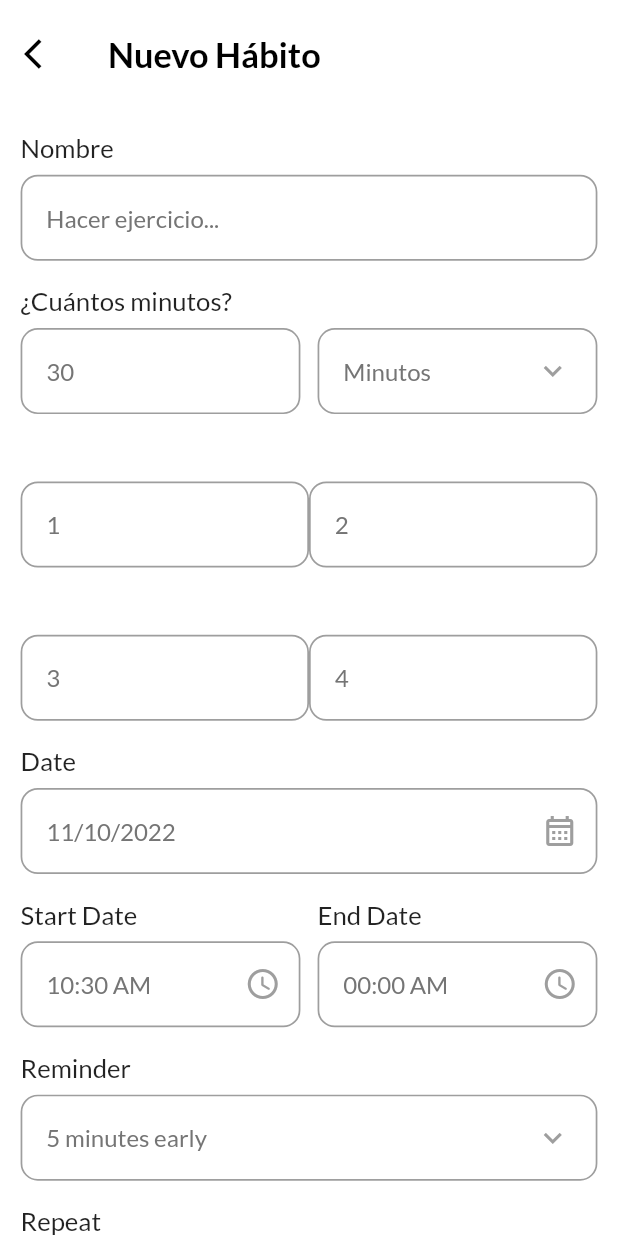
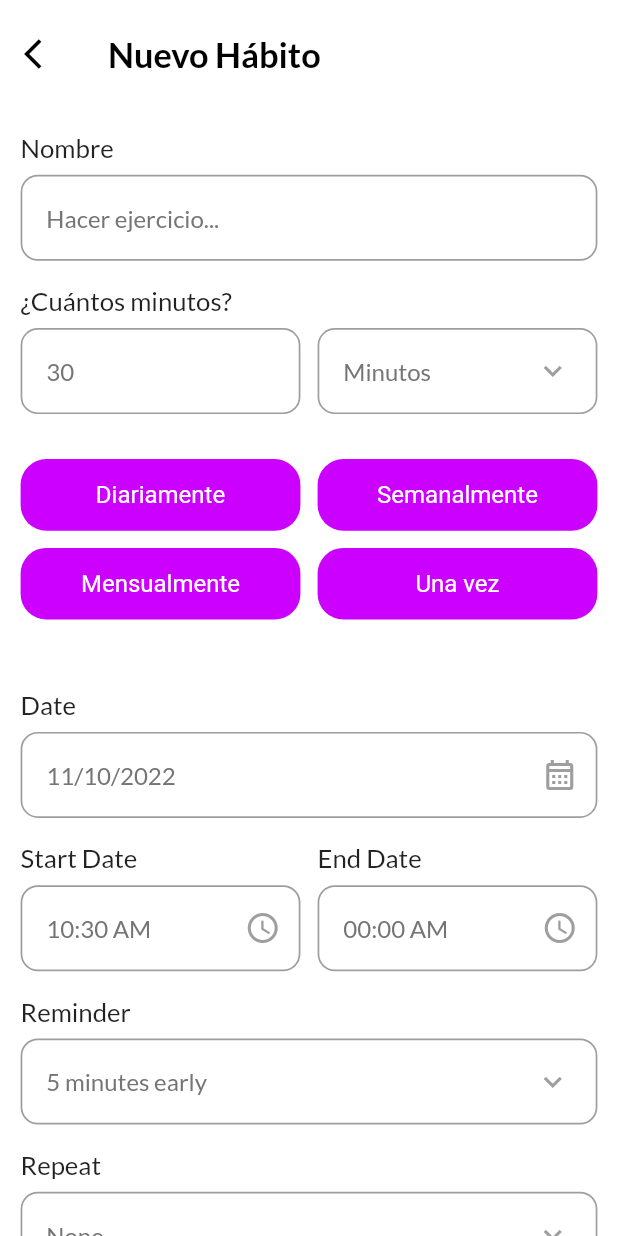
Before and after one commit to DanielM0802/smart_routine, a Flutter app: the AddTaskScreen screen opened directly, on a phone screen of 412 x 824 dp. Run offline on Flutter 3.47's test engine with Material 2 defaults, Android fonts, the phone set to English and light mode, and no system bars; drawn by our look-alikes of dropdown_button2; our stand-ins replace date_picker_timeline, flutter_local_notifications, flutter_native_timezone, flutter_screenutil, get, get_storage and 3 more; accounts and stored records are empty.

Commit message:
Seccion de repetir habito

```diff
--- a/lib/views/screens/add_task_screen.dart
+++ b/lib/views/screens/add_task_screen.dart
@@ -111,18 +111,42 @@ class AddTaskScreen extends StatelessWidget {
                   )
                 ],
               ),
-              Column(
+              Container(
+                margin: EdgeInsets.symmetric(horizontal: 0, vertical: 30),
+                child: Column(
                   //quitar el margin entre rows
                   children: [
                     Row(children: [
-                    Expanded(child: InputField(hint: '1', title: '')),
-                    Expanded(child: InputField(hint: '2', title: ''))
+                      Expanded(
+                          child: Button(
+                              label: 'Diariamente',
+                              onTap: (() => _validateTask()))),
+                      SizedBox(
+                        width: 10.w,
+                      ),
+                      Expanded(
+                          child: Button(
+                              label: 'Semanalmente',
+                              onTap: (() => _validateTask()))),
                     ]),
+                    SizedBox(
+                      height: 10.w,
+                    ),
                     Row(children: [
-                    Expanded(child: InputField(hint: '3', title: '')),
-                    Expanded(child: InputField(hint: '4', title: ''))
+                      Expanded(
+                          child: Button(
+                              label: 'Mensualmente',
+                              onTap: (() => _validateTask()))),
+                      SizedBox(
+                        width: 10.w,
+                      ),
+                      Expanded(
+                          child: Button(
+                              label: 'Una vez',
+                              onTap: (() => _validateTask()))),
                     ]),
                   ],
+                ),
               ),
               InputField(
                 hint: DateFormat.yMd().format(_addTaskController.selectedDate),
```
Lines whose indentation alone changed are shown as unchanged.
